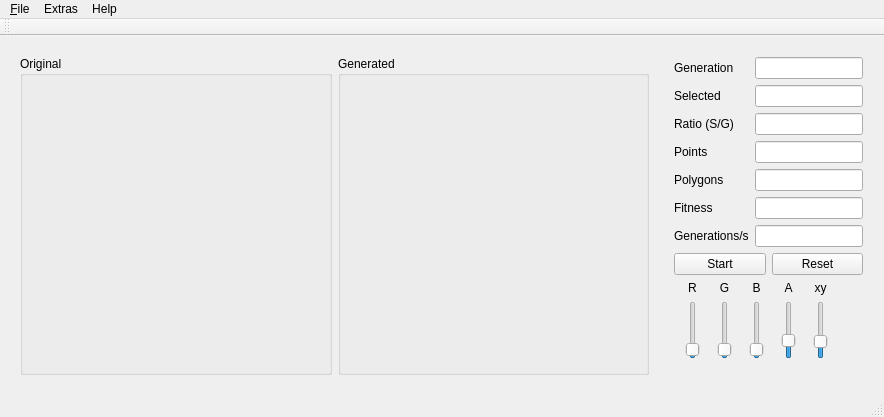
Qt form mainwindow.ui (superkartoffel/evo-cubist) before a commit.
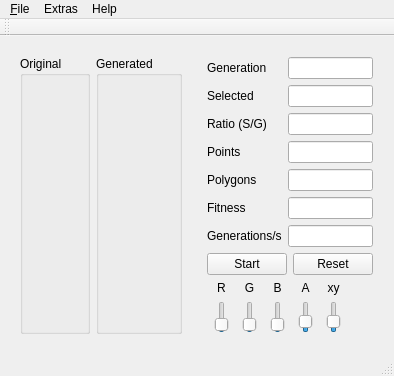
The same form after that commit.

What changed in the file:
```diff
--- a/mainwindow.ui
+++ b/mainwindow.ui
@@ -6,8 +6,8 @@
    <rect>
     <x>0</x>
     <y>0</y>
-    <width>884</width>
-    <height>417</height>
+    <width>353</width>
+    <height>367</height>
    </rect>
   </property>
   <property name="windowTitle">
@@ -481,7 +481,7 @@
     <rect>
      <x>0</x>
      <y>0</y>
-     <width>884</width>
+     <width>353</width>
      <height>21</height>
     </rect>
    </property>
```
Left out of the diff: 2 changed lines with no effect on the pictures.
